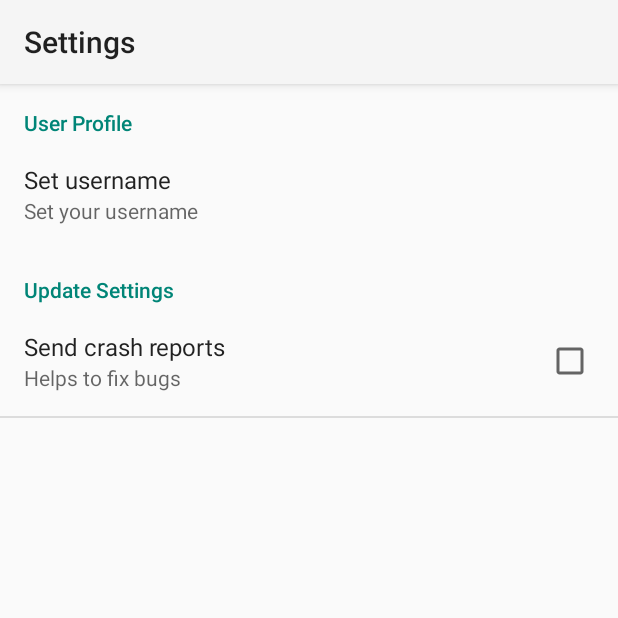
After one commit to zimmermegan/CMSC331-Proj2, an Android app: the SettingsActivity screen opened directly, with no data from a screen before it, on a phone screen of 412 x 824 dp, the top half of it. The commit adds this screen. Run offline under Robolectric (Android 15) with nearby library versions, the phone set to English and light mode, and no system bars.

Commit message:
Initial commit of settings menu work

```diff
--- a/app/build.gradle
+++ b/app/build.gradle
@@ -21,4 +21,5 @@
 
 dependencies {
     compile fileTree(dir: 'libs', include: ['*.jar'])
+    compile 'com.android.support:support-v4:21.0.2'
 }
--- a/app/src/main/res/values/strings.xml
+++ b/app/src/main/res/values/strings.xml
@@ -11,4 +11,16 @@
     <string name="Grace">Grace Chandler</string>
     <string name="title_activity_ringer">Ringer</string>
 
+
+    <string name="pref_send_report">Send crash reports</string>
+    <string name="pref_send_report_summary">Helps to fix bugs</string>
+    <string name="pref_sync_frequency">Sync frequency</string>
+    <string name="pref_sync_frequency_summary">Set the sync frequency</string>
+    <string name="pref_user_name">Set username</string>
+    <string name="pref_user_name_summary">Set your username</string>
+
+    <string name="pref_user_profile">User Profile</string>
+    <string name="pref_update_setting">Update Settings</string>
+    <string name="menu_settings">"Settings"</string>
+
 </resources>
--- /dev/null
+++ b/app/src/main/res/values/strings_activity_settings.xml
@@ -0,0 +1,61 @@
+<resources>
+    <string name="title_activity_settings">Settings</string>
+
+    <!-- Strings related to Settings -->
+
+    <!-- Example General settings -->
+    <string name="pref_header_general">General</string>
+
+    <string name="pref_title_social_recommendations">Enable social recommendations</string>
+    <string name="pref_description_social_recommendations">Recommendations for people to contact
+        based on your message history
+    </string>
+
+    <string name="pref_title_display_name">Display name</string>
+    <string name="pref_default_display_name">John Smith</string>
+
+    <string name="pref_title_add_friends_to_messages">Add friends to messages</string>
+    <string-array name="pref_example_list_titles">
+        <item>Always</item>
+        <item>When possible</item>
+        <item>Never</item>
+    </string-array>
+    <string-array name="pref_example_list_values">
+        <item>1</item>
+        <item>0</item>
+        <item>-1</item>
+    </string-array>
+
+    <!-- Example settings for Data & Sync -->
+    <string name="pref_header_data_sync">Data &amp; sync</string>
+
+    <string name="pref_title_sync_frequency">Sync frequency</string>
+    <string-array name="pref_sync_frequency_titles">
+        <item>15 minutes</item>
+        <item>30 minutes</item>
+        <item>1 hour</item>
+        <item>3 hours</item>
+        <item>6 hours</item>
+        <item>Never</item>
+    </string-array>
+    <string-array name="pref_sync_frequency_values">
+        <item>15</item>
+        <item>30</item>
+        <item>60</item>
+        <item>180</item>
+        <item>360</item>
+        <item>-1</item>
+    </string-array>
+
+    <string name="pref_title_system_sync_settings">System sync settings</string>
+
+    <!-- Example settings for Notifications -->
+    <string name="pref_header_notifications">Notifications</string>
+
+    <string name="pref_title_new_message_notifications">New message notifications</string>
+
+    <string name="pref_title_ringtone">Ringtone</string>
+    <string name="pref_ringtone_silent">Silent</string>
+
+    <string name="pref_title_vibrate">Vibrate</string>
+</resources>
--- /dev/null
+++ b/app/src/main/res/xml/pref_data_sync.xml
@@ -0,0 +1,21 @@
+<PreferenceScreen xmlns:android="http://schemas.android.com/apk/res/android">
+
+    <!-- NOTE: Hide buttons to simplify the UI. Users can touch outside the dialog to
+         dismiss it. -->
+    <!-- NOTE: ListPreference's summary should be set to its value by the activity code. -->
+    <ListPreference
+        android:key="sync_frequency"
+        android:title="@string/pref_title_sync_frequency"
+        android:entries="@array/pref_sync_frequency_titles"
+        android:entryValues="@array/pref_sync_frequency_values"
+        android:defaultValue="180"
+        android:negativeButtonText="@null"
+        android:positiveButtonText="@null" />
+
+    <!-- This preference simply launches an intent when selected. Use this UI sparingly, per
+         design guidelines. -->
+    <Preference android:title="@string/pref_title_system_sync_settings">
+        <intent android:action="android.settings.SYNC_SETTINGS" />
+    </Preference>
+
+</PreferenceScreen>
--- /dev/null
+++ b/app/src/main/res/xml/pref_general.xml
@@ -0,0 +1,33 @@
+<PreferenceScreen xmlns:android="http://schemas.android.com/apk/res/android">
+
+    <CheckBoxPreference
+        android:key="example_checkbox"
+        android:title="@string/pref_title_social_recommendations"
+        android:summary="@string/pref_description_social_recommendations"
+        android:defaultValue="true" />
+
+    <!-- NOTE: EditTextPreference accepts EditText attributes. -->
+    <!-- NOTE: EditTextPreference's summary should be set to its value by the activity code. -->
+    <EditTextPreference
+        android:key="example_text"
+        android:title="@string/pref_title_display_name"
+        android:defaultValue="@string/pref_default_display_name"
+        android:selectAllOnFocus="true"
+        android:inputType="textCapWords"
+        android:capitalize="words"
+        android:singleLine="true"
+        android:maxLines="1" />
+
+    <!-- NOTE: Hide buttons to simplify the UI. Users can touch outside the dialog to
+         dismiss it. -->
+    <!-- NOTE: ListPreference's summary should be set to its value by the activity code. -->
+    <ListPreference
+        android:key="example_list"
+        android:title="@string/pref_title_add_friends_to_messages"
+        android:defaultValue="-1"
+        android:entries="@array/pref_example_list_titles"
+        android:entryValues="@array/pref_example_list_values"
+        android:negativeButtonText="@null"
+        android:positiveButtonText="@null" />
+
+</PreferenceScreen>
--- /dev/null
+++ b/app/src/main/res/xml/pref_headers.xml
@@ -0,0 +1,14 @@
+<preference-headers xmlns:android="http://schemas.android.com/apk/res/android">
+
+    <!-- These settings headers are only used on tablets. -->
+
+    <header android:fragment="com.patchx.umbcringer.SettingsActivity$GeneralPreferenceFragment"
+        android:title="@string/pref_header_general" />
+
+    <header android:fragment="com.patchx.umbcringer.SettingsActivity$NotificationPreferenceFragment"
+        android:title="@string/pref_header_notifications" />
+
+    <header android:fragment="com.patchx.umbcringer.SettingsActivity$DataSyncPreferenceFragment"
+        android:title="@string/pref_header_data_sync" />
+
+</preference-headers>
--- /dev/null
+++ b/app/src/main/res/xml/pref_notification.xml
@@ -0,0 +1,27 @@
+<PreferenceScreen xmlns:android="http://schemas.android.com/apk/res/android">
+
+    <!-- A 'parent' preference, which enables/disables child preferences (below)
+         when checked/unchecked. -->
+    <CheckBoxPreference
+        android:key="notifications_new_message"
+        android:title="@string/pref_title_new_message_notifications"
+        android:defaultValue="true" />
+
+    <!-- Allows the user to choose a ringtone in the 'notification' category. -->
+    <!-- NOTE: This preference will be enabled only when the checkbox above is checked. -->
+    <!-- NOTE: RingtonePreference's summary should be set to its value by the activity code. -->
+    <RingtonePreference
+        android:dependency="notifications_new_message"
+        android:key="notifications_new_message_ringtone"
+        android:title="@string/pref_title_ringtone"
+        android:ringtoneType="notification"
+        android:defaultValue="content://settings/system/notification_sound" />
+
+    <!-- NOTE: This preference will be enabled only when the checkbox above is checked. -->
+    <CheckBoxPreference
+        android:dependency="notifications_new_message"
+        android:key="notifications_new_message_vibrate"
+        android:title="@string/pref_title_vibrate"
+        android:defaultValue="true" />
+
+</PreferenceScreen>
--- /dev/null
+++ b/app/src/main/res/xml/settings.xml
@@ -0,0 +1,23 @@
+<?xml version="1.0" encoding="utf-8"?>
+<PreferenceScreen xmlns:android="http://schemas.android.com/apk/res/android" >
+
+<PreferenceCategory android:title="@string/pref_user_profile" >
+    <EditTextPreference
+        android:title="@string/pref_user_name"
+        android:summary="@string/pref_user_name_summary"
+        android:key="prefUsername"/>
+</PreferenceCategory>
+
+  //need to add a password component
+    //change next portion to sync rather than send report
+<PreferenceCategory android:title="@string/pref_update_setting" >
+    <CheckBoxPreference
+        android:defaultValue="false"
+        android:key="prefSendReport"
+        android:summary="@string/pref_send_report_summary"
+        android:title="@string/pref_send_report" >
+    </CheckBoxPreference>
+
+</PreferenceCategory>
+
+</PreferenceScreen>
```
Also changed, not shown: app/src/main/AndroidManifest.xml (+7 -11 lines), app/src/main/java/com/patchx/umbcringer/SettingsActivity.java (added, +267 -0 lines), app/src/main/res/menu/menu_settings.xml (added, +11 -0 lines), 33 other files.
